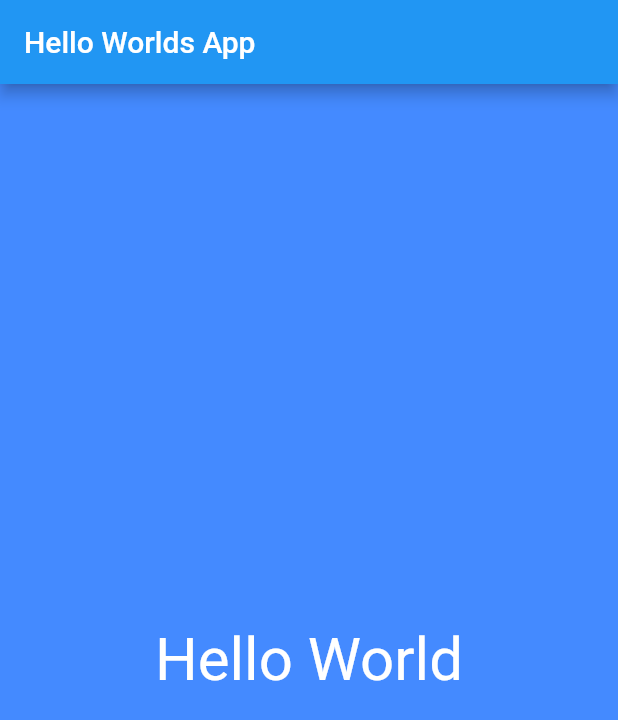
After one commit to abhijitramesh/mobile_development_workshop_2019, a Flutter app: the screen it shows after launch, on a phone screen of 412 x 824 dp. The commit adds this screen. Shown: the top 720 px of the screen. Run offline on Flutter 3.47's test engine with Material 2 defaults, Android fonts, the phone set to English and light mode, and no system bars.

Commit message:
organizing the apps

```diff
--- /dev/null
+++ b/lib/app_screen/FirstScreen.dart
@@ -0,0 +1,19 @@
+import 'package:flutter/material.dart';
+
+class FistScreen extends StatelessWidget{
+  @override
+  Widget build(BuildContext context) {
+    return Material(
+      color: Colors.blueAccent,
+      child: Center(
+          child: Text(
+            "Hello World",
+            textDirection: TextDirection.ltr,
+            style: TextStyle(color: Colors.white, fontSize: 40.0),
+          )
+      ),
+    );
+
+  }
+
+}
--- a/lib/main.dart
+++ b/lib/main.dart
@@ -1,23 +1,19 @@
 import "package:flutter/material.dart";
+import "package:flutter_app_1/app_screen/FirstScreen.dart";
 
-void main(){
-  runApp(
+void main() => runApp(MyFlutterApp());
 
-    MaterialApp(
-      title: "Flutter App",
-      home: Scaffold(
-        appBar:AppBar(title:Text("Hello Worlds App"),),
-          body: Material(
-            color: Colors.blueAccent,
-            child:    Center(
-                child:  Text(
-                  "Hello World",
-                  textDirection:TextDirection.ltr,
-                  style: TextStyle(color: Colors.white,fontSize: 40.0),
-                )
-            ),
-          )
-      )
-    )
-  );
-}
+
+  class MyFlutterApp extends StatelessWidget{
+  @override
+  Widget build(BuildContext context) {
+    return MaterialApp(
+        debugShowCheckedModeBanner: false,
+        title: "Flutter App",
+        home: Scaffold(
+            appBar: AppBar(title: Text("Hello Worlds App"),),
+            body:FistScreen()
+        )
+    );
+  }
+  }
```
